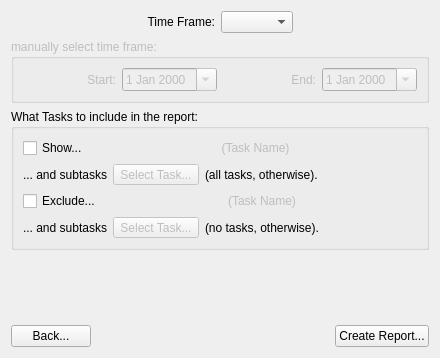
First picture: the form in Charm/Reports/ActivityReportConfigurationPage.ui, repository KDAB/Charm, before the edit.
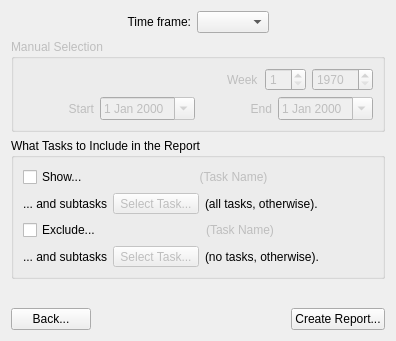
Second picture: the form after the edit.

Commit message: make it possible to select range by week no for the activity report, too

```diff
--- a/Charm/Reports/ActivityReportConfigurationPage.ui
+++ b/Charm/Reports/ActivityReportConfigurationPage.ui
@@ -6,14 +6,14 @@
    <rect>
     <x>0</x>
     <y>0</y>
-    <width>440</width>
-    <height>358</height>
+    <width>396</width>
+    <height>341</height>
    </rect>
   </property>
   <property name="windowTitle">
    <string>Activity Report Configuration Page</string>
   </property>
-  <layout class="QVBoxLayout" name="verticalLayout">
+  <layout class="QVBoxLayout" name="verticalLayout_3">
    <item>
     <layout class="QHBoxLayout">
      <item>
@@ -32,7 +32,7 @@
      <item>
       <widget class="QLabel" name="label">
        <property name="text">
-        <string>Time Frame:</string>
+        <string>Time frame:</string>
        </property>
        <property name="alignment">
         <set>Qt::AlignRight|Qt::AlignTrailing|Qt::AlignVCenter</set>
@@ -63,16 +63,62 @@
       <bool>false</bool>
      </property>
      <property name="title">
-      <string>manually select time frame:</string>
+      <string>Manual Selection</string>
      </property>
+     <layout class="QVBoxLayout" name="verticalLayout">
+      <item>
      <layout class="QHBoxLayout" name="horizontalLayout">
       <item>
-       <widget class="QLabel" name="label_2">
+         <spacer name="horizontalSpacer">
+          <property name="orientation">
+           <enum>Qt::Horizontal</enum>
+          </property>
+          <property name="sizeHint" stdset="0">
+           <size>
+            <width>40</width>
+            <height>20</height>
+           </size>
+          </property>
+         </spacer>
+        </item>
+        <item>
+         <widget class="QLabel" name="labelWeek">
+          <property name="text">
+           <string>Week</string>
+          </property>
+         </widget>
+        </item>
+        <item>
+         <widget class="QSpinBox" name="spinBoxWeek">
+          <property name="minimum">
+           <number>1</number>
+          </property>
+          <property name="maximum">
+           <number>53</number>
+          </property>
+         </widget>
+        </item>
+        <item>
+         <widget class="QSpinBox" name="spinBoxYear">
+          <property name="minimum">
+           <number>1970</number>
+          </property>
+          <property name="maximum">
+           <number>10000</number>
+          </property>
+         </widget>
+        </item>
+       </layout>
+      </item>
+      <item>
+       <layout class="QHBoxLayout" name="horizontalLayout_2">
+        <item>
+         <widget class="QLabel" name="labelFrom">
         <property name="toolTip">
          <string>(events that start at or after...)</string>
         </property>
         <property name="text">
-         <string>Start:</string>
+           <string>Start</string>
         </property>
         <property name="alignment">
          <set>Qt::AlignRight|Qt::AlignTrailing|Qt::AlignVCenter</set>
@@ -87,12 +133,12 @@
        </widget>
       </item>
       <item>
-       <widget class="QLabel" name="label_3">
+         <widget class="QLabel" name="labelTo">
         <property name="toolTip">
          <string>(events that start before...)</string>
         </property>
         <property name="text">
-         <string>End:</string>
+           <string>End</string>
         </property>
         <property name="alignment">
          <set>Qt::AlignRight|Qt::AlignTrailing|Qt::AlignVCenter</set>
@@ -107,16 +153,14 @@
        </widget>
       </item>
      </layout>
-     <zorder>label_2</zorder>
-     <zorder>dateEditEnd</zorder>
-     <zorder>dateEditStart</zorder>
-     <zorder>label_3</zorder>
+      </item>
+     </layout>
     </widget>
    </item>
    <item>
     <widget class="QGroupBox" name="groupBox_2">
      <property name="title">
-      <string>What Tasks to include in the report:</string>
+      <string>What Tasks to Include in the Report</string>
      </property>
      <layout class="QVBoxLayout" name="verticalLayout_2">
       <item>
```
Lines whose indentation alone changed are shown as unchanged. The commit also changes 6 other files.
